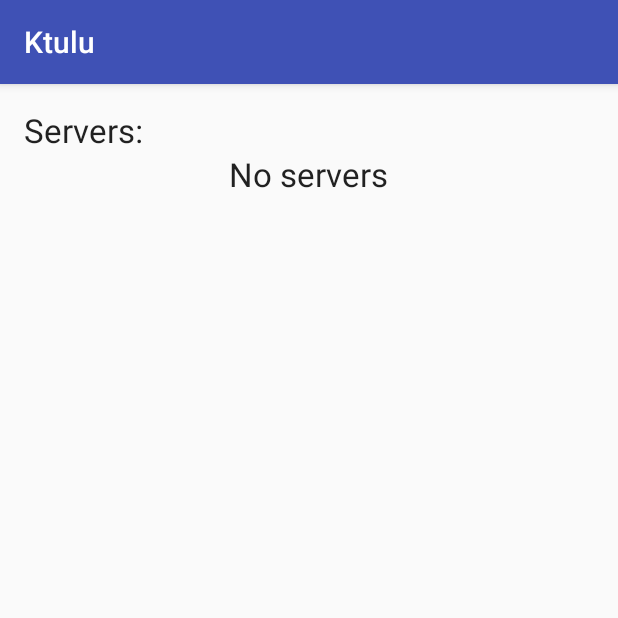
After one commit to Hakiko/Ktulu, an Android app: the FindServerActivity screen opened directly, with no data from a screen before it, on a phone screen of 412 x 824 dp, the top half of it. The commit adds this screen. Run offline under Robolectric (Android 15) with nearby library versions, the phone set to English and light mode, and no system bars.

Commit message:
Finding servers animations

```diff
--- a/app/src/main/AndroidManifest.xml
+++ b/app/src/main/AndroidManifest.xml
@@ -29,6 +29,7 @@
             android:exported="false" />
 
         <activity android:name=".ShowCardActivity" />
+        <activity android:name=".FindServerActivity" />
     </application>
 
 </manifest>
--- /dev/null
+++ b/app/src/main/java/com/ktulu/ktulu/FindServerActivity.java
@@ -0,0 +1,44 @@
+package com.ktulu.ktulu;
+
+import android.app.Activity;
+import android.os.AsyncTask;
+import android.os.Bundle;
+import android.os.SystemClock;
+import android.support.v7.app.AppCompatActivity;
+import android.view.View;
+import android.widget.ImageView;
+import android.widget.ProgressBar;
+import android.widget.TextView;
+
+public class FindServerActivity extends AppCompatActivity {
+    private ProgressBar progressBar;
+
+    private void updateProgressBar(int k) {
+        progressBar.setProgress(k);
+    }
+
+    @Override
+    protected void onCreate(Bundle savedInstanceState) {
+        super.onCreate(savedInstanceState);
+        setContentView(R.layout.activity_find_server);
+        progressBar = (ProgressBar) findViewById(R.id.progress);
+        new AsyncTask<Void, Void, Void>() {
+            @Override
+            protected Void doInBackground(Void... params) {
+                for(int i = 1; i <= 100; i++) {
+                    SystemClock.sleep(5);
+                    updateProgressBar(i);
+                }
+                return null;
+            }
+
+            @Override
+            protected void onPostExecute(Void aVoid) {
+                super.onPostExecute(aVoid);
+                progressBar.setVisibility(View.GONE);
+                TextView noServers = (TextView) findViewById(R.id.noServers);
+                noServers.setVisibility(View.VISIBLE);
+            }
+        }.execute();
+    }
+}
--- a/app/src/main/java/com/ktulu/ktulu/MainActivity.java
+++ b/app/src/main/java/com/ktulu/ktulu/MainActivity.java
@@ -100,6 +100,15 @@ public class MainActivity extends AppCompatActivity {
                 startActivity(intent);
             }
         });
+
+        Button findServerButton = (Button) findViewById(R.id.findServerButton);
+        findServerButton.setOnClickListener(new View.OnClickListener() {
+            @Override
+            public void onClick(View v) {
+                Intent intent = new Intent(getApplicationContext(), FindServerActivity.class);
+                startActivity(intent);
+            }
+        });
     }
 
     private void startServerService() {
--- /dev/null
+++ b/app/src/main/res/layout/activity_find_server.xml
@@ -0,0 +1,41 @@
+<?xml version="1.0" encoding="utf-8"?>
+<LinearLayout xmlns:android="http://schemas.android.com/apk/res/android"
+    xmlns:tools="http://schemas.android.com/tools" android:layout_width="match_parent"
+    android:layout_height="match_parent" android:paddingLeft="@dimen/activity_horizontal_margin"
+    android:paddingRight="@dimen/activity_horizontal_margin"
+    android:paddingTop="@dimen/activity_vertical_margin"
+    android:paddingBottom="@dimen/activity_vertical_margin"
+    tools:context="com.ktulu.ktulu.ShowCardActivity"
+    android:orientation="vertical">
+
+    <TextView
+        android:layout_width="wrap_content"
+        android:layout_height="wrap_content"
+        android:textAppearance="?android:attr/textAppearanceLarge"
+        android:text="Servers:" />
+
+    <ProgressBar android:indeterminate="false"
+        android:layout_width="match_parent" android:layout_height="50dp"
+        android:id="@+id/progress"
+        android:layout_gravity="center_vertical|center_horizontal"
+        android:progress="0"
+        android:max="100"
+        style="@android:style/Widget.ProgressBar.Horizontal"
+        android:longClickable="false" />
+
+    <TextView
+        android:layout_width="wrap_content"
+        android:layout_height="wrap_content"
+        android:textAppearance="?android:attr/textAppearanceLarge"
+        android:text="No servers"
+        android:id="@+id/noServers"
+        android:layout_gravity="center_horizontal"
+        android:visibility="gone" />
+
+    <ListView
+        android:layout_width="match_parent"
+        android:layout_height="wrap_content"
+        android:id="@+id/serverList"
+        android:visibility="gone" />
+
+</LinearLayout>
--- a/app/src/main/res/layout/content_main.xml
+++ b/app/src/main/res/layout/content_main.xml
@@ -30,6 +30,12 @@
         <Button
             android:layout_width="wrap_content"
             android:layout_height="wrap_content"
+            android:text="Find Server"
+            android:id="@+id/findServerButton" />
+
+        <Button
+            android:layout_width="wrap_content"
+            android:layout_height="wrap_content"
             android:text="Show Card"
             android:id="@+id/showCardButton"
             android:layout_alignParentRight="true"
```
